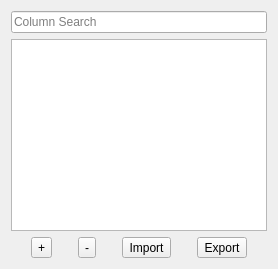
Old version of the form src/view/ui/columns.ui in the repository EinDamian/discrete-choice.
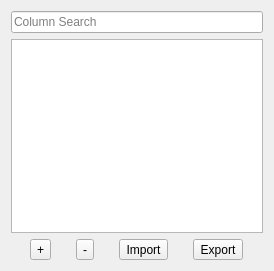
New version of the form.

Commit message: Modifying GUI to improve user experience -Added Help Menu - Added tooltips - Changed view options to set thresholds

What changed in the file:
```diff
--- a/src/view/ui/columns.ui
+++ b/src/view/ui/columns.ui
@@ -2,6 +2,14 @@
 <ui version="4.0">
  <class>Form</class>
  <widget class="QWidget" name="Form">
+  <property name="geometry">
+   <rect>
+    <x>0</x>
+    <y>0</y>
+    <width>274</width>
+    <height>271</height>
+   </rect>
+  </property>
   <layout class="QVBoxLayout" name="layout_columns">
    <item>
     <widget class="QLineEdit" name="search_field">
```
Left out of the diff: 12 changed lines with no effect on the pictures. The commit also changes 3 other files.
